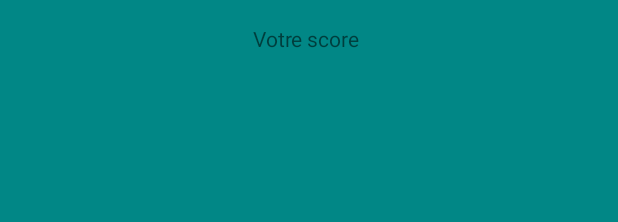
After one commit to Laeti08/SwipToLearn, an Android app: the layout score_layout.xml on its own in the app's theme, with its tools: preview values and no code run, on a phone screen of 412 x 824 dp. The commit adds this screen. Shown: the top 222 px of the screen. Run offline under Robolectric (Android 15) with nearby library versions, the phone set to English and light mode, and no system bars.

Commit message:
Démarrage projet
Creation des pages de co, score, et de jeux.
Creation des fichiers de code principaux

```diff
--- a/SwipeToLearn/app/src/main/AndroidManifest.xml
+++ b/SwipeToLearn/app/src/main/AndroidManifest.xml
@@ -12,7 +12,7 @@
         <activity android:name=".MainActivity">
             <intent-filter>
                 <action android:name="android.intent.action.MAIN" />
-
+                <action android:name="android.intent.action.VIEW" />
                 <category android:name="android.intent.category.LAUNCHER" />
             </intent-filter>
         </activity>
--- a/SwipeToLearn/app/src/main/java/com/example/swipetolearn/MainActivity.java
+++ b/SwipeToLearn/app/src/main/java/com/example/swipetolearn/MainActivity.java
@@ -11,4 +11,5 @@ public class MainActivity extends AppCompatActivity {
         super.onCreate(savedInstanceState);
         setContentView(R.layout.activity_main);
     }
+
 }
--- /dev/null
+++ b/SwipeToLearn/app/src/main/res/layout/score_layout.xml
@@ -0,0 +1,21 @@
+<?xml version="1.0" encoding="utf-8"?>
+<androidx.constraintlayout.widget.ConstraintLayout xmlns:android="http://schemas.android.com/apk/res/android"
+    xmlns:app="http://schemas.android.com/apk/res-auto"
+    xmlns:tools="http://schemas.android.com/tools"
+    android:layout_width="match_parent"
+    android:layout_height="match_parent"
+    android:background="@color/teal_700">
+
+    <TextView
+        android:id="@+id/scoreTitle"
+        android:layout_width="wrap_content"
+        android:layout_height="wrap_content"
+        android:layout_marginStart="16dp"
+        android:layout_marginTop="16dp"
+        android:layout_marginEnd="16dp"
+        android:text="Votre score"
+        app:layout_constraintEnd_toEndOf="parent"
+        app:layout_constraintHorizontal_bias="0.495"
+        app:layout_constraintStart_toStartOf="parent"
+        app:layout_constraintTop_toTopOf="parent" />
+</androidx.constraintlayout.widget.ConstraintLayout>
```
Also changed, not shown: SwipeToLearn/app/src/main/java/com/example/swipetolearn/SwipeToLearnActivity.java (added, +8 -0 lines), SwipeToLearn/app/src/main/java/com/example/swipetolearn/SwipeToLearnApplication.java (added, +22 -0 lines), SwipeToLearn/app/src/main/java/com/example/swipetolearn/SwipeToLearnLoginActivity.java (added, +35 -0 lines), SwipeToLearn/app/src/main/res/layout/game_layout.xml (added, +20 -0 lines), SwipeToLearn/app/src/main/res/layout/login_layout.xml (added, +72 -0 lines).
